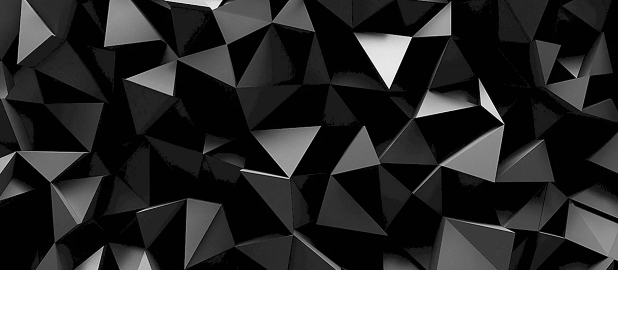
After one commit to ErbKqlx/PR8_Cat_Chat, an Android app: the layout nav_header.xml on its own in the app's theme, with its tools: preview values and no code run, on a phone screen of 412 x 824 dp. The commit adds this screen. Shown: the top 309 px of the screen. Run offline under Robolectric (Android 15) with nearby library versions, the phone set to English and light mode, and no system bars.

Commit message:
Добавлена выдвижная панель

```diff
--- /dev/null
+++ b/app/src/main/res/layout/nav_header.xml
@@ -0,0 +1,10 @@
+<?xml version="1.0" encoding="utf-8"?>
+<FrameLayout xmlns:android="http://schemas.android.com/apk/res/android"
+    android:layout_width="match_parent"
+    android:layout_height="180dp" >
+    <ImageView
+        android:layout_width="wrap_content"
+        android:layout_height="wrap_content"
+        android:scaleType="centerCrop"
+        android:src="@drawable/background" />
+</FrameLayout>
```
Also changed, not shown: app/src/main/java/com/hfad/pr8_cat_chat/MainActivity.kt (+8 -3 lines), app/src/main/res/layout/activity_main.xml (+16 -10 lines), app/src/main/res/menu/menu_main.xml (+8 -0 lines), app/src/main/res/drawable/background.webp (added).
